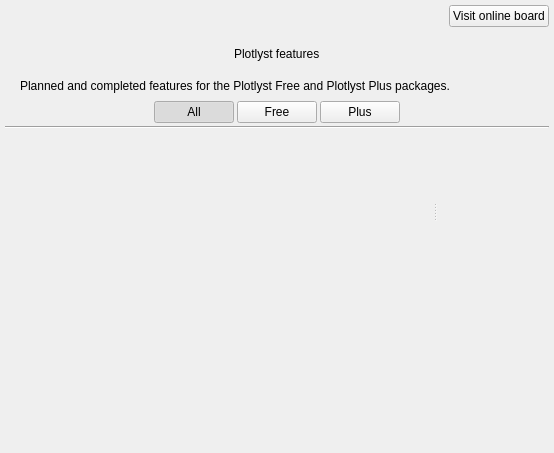
Qt form ui/roadmap_view.ui (plotlyst/plotlyst-app) before a commit.
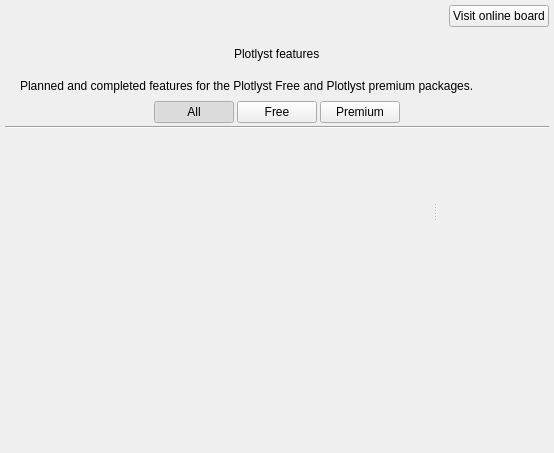
The same form after that commit.

What changed in the file:
```diff
--- a/ui/roadmap_view.ui
+++ b/ui/roadmap_view.ui
@@ -92,7 +92,7 @@
       <item>
        <widget class="QLabel" name="lblDesc">
         <property name="text">
-         <string>Planned and completed features for the Plotlyst Free and Plotlyst Plus packages.</string>
+         <string>Planned and completed features for the Plotlyst Free and Plotlyst premium packages.</string>
         </property>
         <property name="wordWrap">
          <bool>true</bool>
@@ -219,7 +219,7 @@
          <string>Display tasks that belong to Plotlyst Plus</string>
         </property>
         <property name="text">
-         <string>Plus</string>
+         <string>Premium</string>
         </property>
         <property name="checkable">
          <bool>true</bool>
```
Left out of the diff: 6 changed lines with no effect on the pictures.
